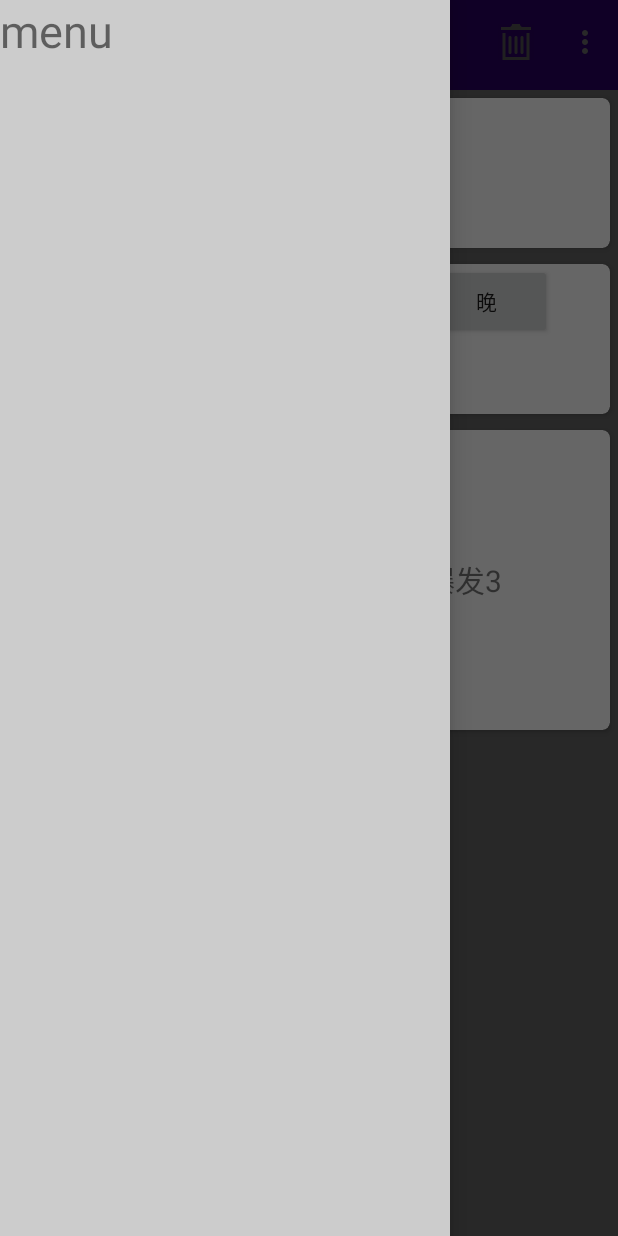
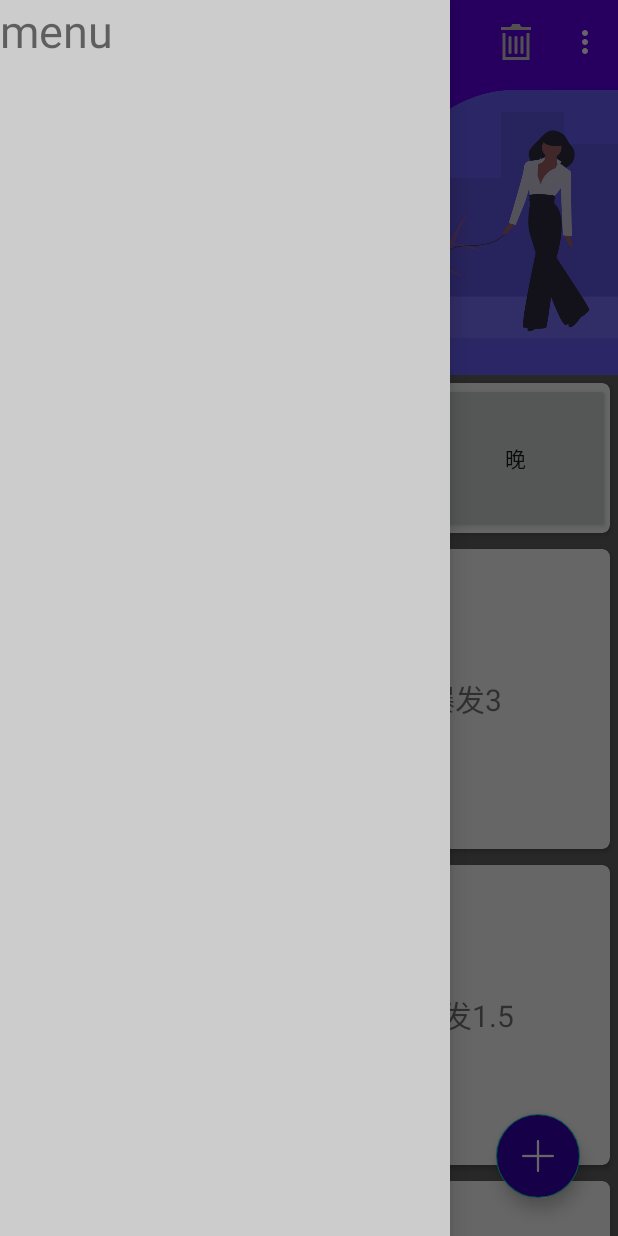
Before and after one commit to Puffer987/PCMaster, an Android app: the screen it shows after launch (TrainingActivity), with the side drawer open, on a phone screen of 412 x 824 dp. Run offline under Robolectric (Android 15) with nearby library versions, the phone set to English and light mode, and no system bars; our stand-ins replace ButterKnife.

Commit message:
[add] 骨架完成

```diff
--- a/app/src/main/java/com/adolf/pcmaster/ui/TrainingActivity.java
+++ b/app/src/main/java/com/adolf/pcmaster/ui/TrainingActivity.java
@@ -9,7 +9,6 @@ import android.util.Log;
 import android.view.Menu;
 import android.view.View;
 import android.view.WindowManager;
-import android.widget.Adapter;
 import android.widget.Button;
 import android.widget.LinearLayout;
 import android.widget.TextView;
@@ -65,8 +64,8 @@ public class TrainingActivity extends AppCompatActivity {
     Button mBtnNight;
     @BindView(R.id.toolbar)
     Toolbar mToolbar;
-    @BindView(R.id.rv_tranings)
-    RecyclerView mRvTranings;
+    @BindView(R.id.rv_trainings)
+    RecyclerView mRvTrainings;
 
     private String model = "";
     private String loop = "0";
@@ -99,17 +98,26 @@ public class TrainingActivity extends AppCompatActivity {
         mTrainings.add(new TrainingItemBean("1500 1500 1500 1500", 10, "爆发1.5"));
         mTrainings.add(new TrainingItemBean("3000 3000 3000 3000", 5, "爆发3"));
         mTrainings.add(new TrainingItemBean("5000 5000 5000 5000", 4, "爆发5"));
+        mTrainings.add(new TrainingItemBean("1500 1500 1500 1500", 10, "爆发1.5"));
+        mTrainings.add(new TrainingItemBean("3000 3000 3000 3000", 5, "爆发3"));
+        mTrainings.add(new TrainingItemBean("5000 5000 5000 5000", 4, "爆发5"));
+        mTrainings.add(new TrainingItemBean("1500 1500 1500 1500", 10, "爆发1.5"));
+        mTrainings.add(new TrainingItemBean("3000 3000 3000 3000", 5, "爆发3"));
+        mTrainings.add(new TrainingItemBean("5000 5000 5000 5000", 4, "爆发5"));
+        mTrainings.add(new TrainingItemBean("1500 1500 1500 1500", 10, "爆发1.5"));
+        mTrainings.add(new TrainingItemBean("3000 3000 3000 3000", 5, "爆发3"));
+        mTrainings.add(new TrainingItemBean("5000 5000 5000 5000", 4, "爆发5"));
 
         GridLayoutManager layoutManager = new GridLayoutManager(this, 2);
-        mRvTranings.setLayoutManager(layoutManager);
+        mRvTrainings.setLayoutManager(layoutManager);
         TrainingAdapter adapter = new TrainingAdapter(mTrainings);
-        mRvTranings.setAdapter(adapter);
+        mRvTrainings.setAdapter(adapter);
         // mGModel.setText("3000 500 1000 500 1000 2000 1000 500 1000 500");
 
         mPreferences = getSharedPreferences("check", MODE_PRIVATE);
         mEditor = mPreferences.edit();
         int days = mPreferences.getInt(COUNT_DAYS, 0);
-        mTvDays.setText(days + "");
+        mTvDays.setText(days+"");
 
         boolean morning = mPreferences.getBoolean(CHECK_MORNING, false);
         boolean afternoon = mPreferences.getBoolean(CHECK_AFTERNOON, false);
--- a/app/src/main/res/layout/activity_training.xml
+++ b/app/src/main/res/layout/activity_training.xml
@@ -10,13 +10,6 @@
         android:layout_width="match_parent"
         android:layout_height="60dp">
 
-        <androidx.appcompat.widget.Toolbar
-            android:id="@+id/toolbar"
-            android:layout_width="match_parent"
-            android:layout_height="60dp"
-            android:background="?attr/colorPrimary"
-            android:theme="@style/ThemeOverlay.AppCompat.Dark.ActionBar"
-            app:popupTheme="@style/ToolbarTheme" />
     </FrameLayout>
 
 
@@ -36,35 +29,73 @@
 
     <androidx.coordinatorlayout.widget.CoordinatorLayout
         android:layout_width="match_parent"
-        android:layout_height="match_parent"
-        android:layout_marginTop="60dp">
-
-        <RelativeLayout
-            android:layout_width="match_parent"
         android:layout_height="match_parent">
 
-            <androidx.cardview.widget.CardView
-                android:id="@+id/cv_days"
+        <com.google.android.material.appbar.AppBarLayout
             android:layout_width="match_parent"
-                android:layout_height="100dp"
-                android:layout_margin="5dp"
-                app:cardCornerRadius="5dp">
+            android:layout_height="250dp">
+
+            <com.google.android.material.appbar.CollapsingToolbarLayout
+                android:id="@+id/collapsing_toolbar"
+                android:layout_width="match_parent"
+                android:layout_height="match_parent"
+                android:theme="@style/ThemeOverlay.AppCompat.Dark.ActionBar"
+                app:contentScrim="?attr/colorPrimary"
+                app:layout_scrollFlags="scroll|exitUntilCollapsed">
+
+
+                <ImageView
+                    android:id="@+id/cv_bg"
+                    android:layout_width="match_parent"
+                    android:layout_height="match_parent"
+                    android:layout_marginTop="60dp"
+                    android:scaleType="fitEnd"
+                    android:src="@drawable/bg_collapsing"
+                    app:layout_collapseMode="parallax" />
+
+                <LinearLayout
+                    android:layout_width="wrap_content"
+                    android:layout_height="wrap_content"
+                    android:layout_gravity="center_horizontal|bottom"
+                    android:layout_marginStart="30dp"
+                    android:layout_marginBottom="30dp"
+                    app:layout_collapseMode="parallax">
 
                     <TextView
                         android:id="@+id/tv_days"
                         android:layout_width="wrap_content"
                         android:layout_height="wrap_content"
-                    android:text="0"
-                    android:textSize="20sp" />
+                        android:textColor="@color/colorAccent"
+                        android:textSize="50sp" />
 
-            </androidx.cardview.widget.CardView>
+                    <TextView
+                        android:id="@+id/tv_disc"
+                        android:layout_width="wrap_content"
+                        android:layout_height="wrap_content"
+                        android:text="天"
+                        android:textColor="@color/colorAccent"
+                        android:textSize="30sp" />
+                </LinearLayout>
 
+
+                <androidx.appcompat.widget.Toolbar
+                    android:id="@+id/toolbar"
+                    android:layout_width="match_parent"
+                    android:layout_height="60dp"
+                    app:layout_collapseMode="pin" />
+            </com.google.android.material.appbar.CollapsingToolbarLayout>
+
+        </com.google.android.material.appbar.AppBarLayout>
+
+        <RelativeLayout
+            android:layout_width="match_parent"
+            android:layout_height="match_parent"
+            app:layout_behavior="@string/appbar_scrolling_view_behavior">
 
             <LinearLayout
                 android:id="@+id/group_check"
                 android:layout_width="match_parent"
-                android:layout_height="wrap_content"
-                android:layout_below="@+id/cv_days">
+                android:layout_height="wrap_content">
 
                 <androidx.cardview.widget.CardView
                     android:id="@+id/cv_morning"
@@ -76,8 +107,8 @@
 
                     <Button
                         android:id="@+id/btn_morning"
-                        android:layout_width="wrap_content"
-                        android:layout_height="50dp"
+                        android:layout_width="match_parent"
+                        android:layout_height="match_parent"
                         android:text="早" />
 
                 </androidx.cardview.widget.CardView>
@@ -92,8 +123,8 @@
 
                     <Button
                         android:id="@+id/btn_afternoon"
-                        android:layout_width="wrap_content"
-                        android:layout_height="50dp"
+                        android:layout_width="match_parent"
+                        android:layout_height="match_parent"
                         android:text="中" />
 
                 </androidx.cardview.widget.CardView>
@@ -108,8 +139,8 @@
 
                     <Button
                         android:id="@+id/btn_night"
-                        android:layout_width="wrap_content"
-                        android:layout_height="50dp"
+                        android:layout_width="match_parent"
+                        android:layout_height="match_parent"
                         android:text="晚" />
 
                 </androidx.cardview.widget.CardView>
@@ -118,7 +149,7 @@
             </LinearLayout>
 
             <androidx.recyclerview.widget.RecyclerView
-                android:id="@+id/rv_tranings"
+                android:id="@+id/rv_trainings"
                 android:layout_width="match_parent"
                 android:layout_height="match_parent"
                 android:layout_below="@id/group_check" />
@@ -284,13 +315,22 @@
         </RelativeLayout>
 
         <com.google.android.material.floatingactionbutton.FloatingActionButton
-            android:id="@+id/float_btn"
-            android:layout_width="80dp"
-            android:layout_height="80dp"
+            android:id="@+id/fb_add"
+            android:layout_width="wrap_content"
+            android:layout_height="wrap_content"
+            android:layout_gravity="bottom|end"
+            android:layout_margin="25dp"
+            android:backgroundTint="@color/colorPrimaryDark"
+            android:elevation="1dp"
+            android:src="@drawable/ic_add" />
+
+        <com.google.android.material.floatingactionbutton.FloatingActionButton
+            android:id="@+id/fb_stop"
+            android:layout_width="wrap_content"
+            android:layout_height="wrap_content"
             android:layout_gravity="bottom|center"
-            android:layout_margin="15dp"
-            android:elevation="2dp" />
-
-
+            android:layout_margin="25dp"
+            android:elevation="1dp"
+            android:src="@drawable/ic_stop" />
     </androidx.coordinatorlayout.widget.CoordinatorLayout>
 </androidx.drawerlayout.widget.DrawerLayout>
--- a/app/src/main/res/values/styles.xml
+++ b/app/src/main/res/values/styles.xml
@@ -8,7 +8,7 @@
 </style>
 
 <!--Toolbar的Theme的设置，都是针对popup的设置-->
-<style name="ToolbarTheme" parent="Theme.AppCompat.Light.NoActionBar">
+<style name="ToolbarTheme" parent="Theme.AppCompat.DayNight.NoActionBar">
     <item name="android:colorBackground">#BCBCBC</item><!--设置背景颜色的-->
     <item name="android:textColorPrimary">#311B92</item><!--设置文字颜色的-->
     <item name="android:textSize">20sp</item><!--设置文字大小的-->
@@ -26,13 +26,13 @@
     <item name="android:textColorSecondary">#ffffff</item>
 </style>
 
-<!--<style name="AppTheme.NoActionBar">-->
-<!--    <item name="windowActionBar">false</item>-->
-<!--    <item name="windowNoTitle">true</item>-->
-<!--</style>-->
+<style name="AppTheme.NoActionBar">
+    <item name="windowActionBar">false</item>
+    <item name="windowNoTitle">true</item>
+</style>
 
-<!--<style name="AppTheme.AppBarOverlay" parent="ThemeOverlay.AppCompat.Dark.ActionBar" />-->
+<style name="AppTheme.AppBarOverlay" parent="ThemeOverlay.AppCompat.DayNight.ActionBar" />
 
-<!--<style name="AppTheme.PopupOverlay" parent="ThemeOverlay.AppCompat.Light" />-->
+<style name="AppTheme.PopupOverlay" parent="ThemeOverlay.AppCompat.DayNight" />
 
 </resources>
```
Also changed, not shown: app/src/main/res/drawable/bg_collapsing.png (added), app/src/main/res/drawable/ic_add.png (added), app/src/main/res/drawable/ic_stop.png (added). Lines whose indentation alone changed are shown as unchanged.
